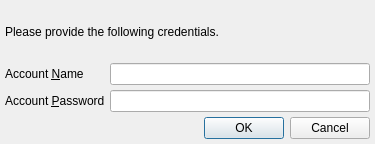
Above: UI/passwordprompt.ui from xloem/spot-on-svn before the change. Below: the same form after it.
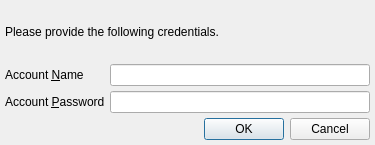
That is the form after the change. Icons and pictures are not drawn.

```diff
--- a/UI/passwordprompt.ui
+++ b/UI/passwordprompt.ui
@@ -7,7 +7,7 @@
     <x>0</x>
     <y>0</y>
     <width>375</width>
-    <height>144</height>
+    <height>145</height>
    </rect>
   </property>
   <property name="windowTitle">
```
